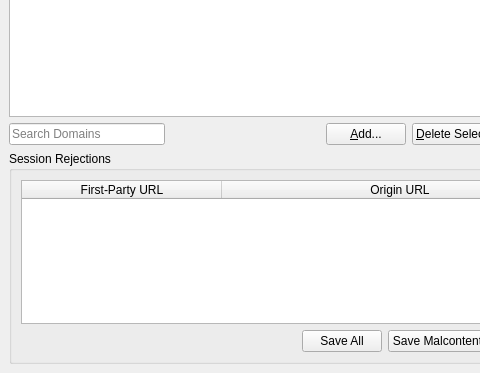
Old version of the form 2.x/UI/dooble_accepted_or_blocked_domains.ui in the repository textbrowser/dooble; both pictures show x 0 to 480 and y 356 to 729 of the 600 by 729 pixel window.
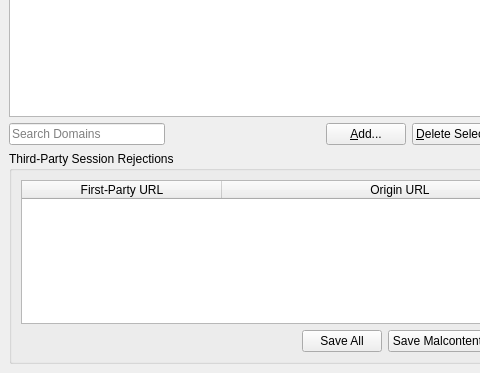
New version of the form. Icons and pictures are not drawn. Custom widgets are drawn as their Qt base class.

Commit message: New tool tip.

Patch:
```diff
--- a/2.x/UI/dooble_accepted_or_blocked_domains.ui
+++ b/2.x/UI/dooble_accepted_or_blocked_domains.ui
@@ -288,7 +288,7 @@
     <item>
      <widget class="QGroupBox" name="groupBox_2">
       <property name="title">
-       <string>Session Rejections</string>
+       <string>Third-Party Session Rejections</string>
       </property>
       <layout class="QVBoxLayout" name="verticalLayout_2">
        <item>
```
Left out of the diff: 3 changed lines with no effect on the pictures.
